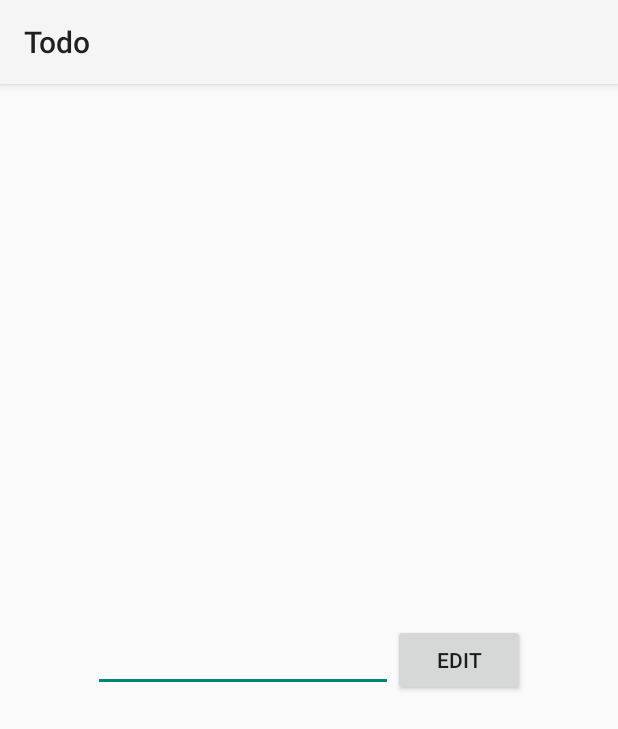
After one commit to harris/todo, an Android app: the fragment EditTodoFragment shown on its own in the app's theme, on a phone screen of 412 x 824 dp. The commit adds this screen. Shown: the top 729 px of the screen. Run offline under Robolectric (Android 15) with nearby library versions, the phone set to English and light mode, and no system bars; 4 statements that could not run were skipped.

Commit message:
add edit todo dialog

```diff
--- /dev/null
+++ b/app/src/main/java/com/harris/todo/fragments/EditTodoFragment.java
@@ -0,0 +1,56 @@
+package com.harris.todo.fragments;
+
+import android.app.Activity;
+import android.app.DialogFragment;
+import android.os.Bundle;
+import android.view.LayoutInflater;
+import android.view.View;
+import android.view.ViewGroup;
+import android.view.WindowManager;
+import android.widget.Button;
+import android.widget.EditText;
+
+import com.harris.todo.R;
+
+public class EditTodoFragment extends DialogFragment {
+
+    private int position;
+
+    public interface EditTodoDialogListener {
+        void onFinishEditDialog(String content, int position);
+    }
+
+    private EditText editText;
+    private Button editButton;
+
+    public static EditTodoFragment newInstance(String content, int position) {
+        EditTodoFragment frag = new EditTodoFragment();
+        Bundle args = new Bundle();
+        args.putString("content", content);
+        args.putInt("position", position);
+        frag.setArguments(args);
+        return frag;
+    }
+
+    @Override
+    public View onCreateView(LayoutInflater inflater, ViewGroup container, Bundle savedInstanceState) {
+        View view = inflater.inflate(R.layout.fragment_edit_todo, container);
+        editText = (EditText) view.findViewById(R.id.txt_todo_content);
+        editText.setText(getArguments().getString("content", "Enter here"));
+        position = getArguments().getInt("position");
+
+        editButton = (Button) view.findViewById(R.id.btn_edit_button);
+        editButton.setOnClickListener(new View.OnClickListener() {
+            @Override
+            public void onClick(View v) {
+                EditTodoDialogListener activity = (EditTodoDialogListener)getActivity();
+                activity.onFinishEditDialog(editText.getText().toString(), position);
+                dismiss();
+            }
+        });
+        getDialog().setTitle("Edit Todo");
+        editText.requestFocus();
+        getDialog().getWindow().setSoftInputMode(WindowManager.LayoutParams.SOFT_INPUT_STATE_VISIBLE);
+        return view;
+    }
+}
--- /dev/null
+++ b/app/src/main/res/layout/fragment_edit_todo.xml
@@ -0,0 +1,22 @@
+<?xml version="1.0" encoding="utf-8"?>
+<LinearLayout xmlns:android="http://schemas.android.com/apk/res/android"
+    android:id="@+id/edit_todo"
+    android:layout_width="wrap_content"
+    android:layout_height="wrap_content"
+    android:padding="10dp"
+    android:layout_gravity="center" android:orientation="horizontal"  >
+
+    <EditText
+        android:layout_width="wrap_content"
+        android:layout_height="wrap_content"
+        android:width="200dp"
+        android:id="@+id/txt_todo_content"/>
+
+    <Button
+        android:layout_width="wrap_content"
+        android:layout_height="wrap_content"
+        android:width="50dp"
+        android:id="@+id/btn_edit_button"
+        android:text="Edit"/>
+
+</LinearLayout>
```
Also changed, not shown: app/src/main/java/com/harris/todo/TodosActivity.java (+19 -6 lines).
